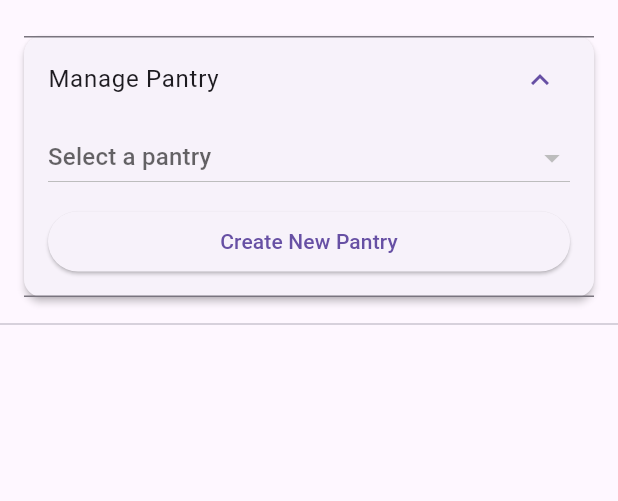
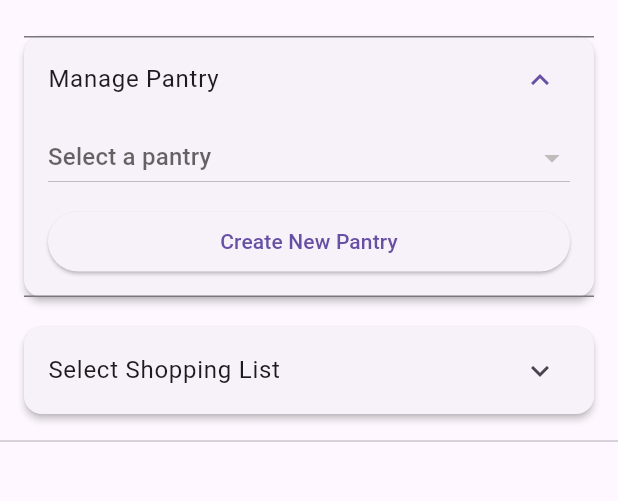
Before and after one commit to bustedchickn/mypantry, a Flutter app: the screen it shows once a user with an empty profile is signed in, after a tap on "Manage Pantry", on a phone screen of 412 x 824 dp, the part 63-564 px from its top. Run offline on Flutter 3.47's test engine with Material 3 defaults, Android fonts, the phone set to English and light mode, and no system bars; our stand-ins replace cloud_firestore, firebase_auth, firebase_core, qr_flutter, shared_preferences; missing offline and left inert: mobile_scanner; accounts and stored records are empty; network calls fail.

Commit message:
eating items

```diff
--- a/my_pantry/lib/pantry.dart
+++ b/my_pantry/lib/pantry.dart
@@ -19,6 +19,9 @@ class _PantryPageState extends State<PantryPage>
 
   List<Map<String, dynamic>> pantries = [];
   String? selectedListId;
+  List<Map<String, dynamic>> shoppingLists = [];
+  String? selectedShoppingListId;
+
   List<Map<String, dynamic>> items = [];
   Map<String, TextEditingController> controllerMap = {};
 
@@ -26,6 +29,7 @@ class _PantryPageState extends State<PantryPage>
   void initState() {
     super.initState();
     fetchPantries();
+    fetchShoppingLists();
 
     _rotationController = AnimationController(
       duration: const Duration(milliseconds: 600),
@@ -62,6 +66,22 @@ class _PantryPageState extends State<PantryPage>
     });
     fetchPantries();
   }
+  Future<void> fetchShoppingLists() async {
+  final userId = FirebaseAuth.instance.currentUser!.uid;
+  final snapshot = await _firestore
+      .collection('shoppingLists')
+      .where('sharedWith', arrayContains: userId)
+      .get();
+
+  setState(() {
+    shoppingLists =
+        snapshot.docs.map((doc) => {'id': doc.id, ...doc.data()}).toList();
+    if (shoppingLists.isNotEmpty && selectedShoppingListId == null) {
+      selectedShoppingListId = shoppingLists.first['id'];
+    }
+  });
+}
+
 
   Future<void> fetchPantries() async {
     try {
@@ -184,6 +204,47 @@ class _PantryPageState extends State<PantryPage>
     });
     listenToItems(listId);
   }
+
+  Future<void> moveCheckedToShoppingList() async {
+  final pantryId = selectedListId;
+  final shoppingListId = selectedShoppingListId;
+
+  if (pantryId == null || shoppingListId == null) return;
+
+  final checkedItems = items.where((item) => item['checked'] == true);
+
+  final batch = _firestore.batch();
+
+  for (final item in checkedItems) {
+    final itemId = item['id'];
+    final itemData = {
+      'item': item['item'],
+      'checked': false,
+      'order': FieldValue.increment(1),
+    };
+
+    // Add to shopping list
+    final shoppingItemRef = _firestore
+        .collection('shoppingLists')
+        .doc(shoppingListId)
+        .collection('items')
+        .doc();
+
+    batch.set(shoppingItemRef, itemData);
+
+    // Remove from pantry
+    final pantryItemRef = _firestore
+        .collection('Pantries')
+        .doc(pantryId)
+        .collection('items')
+        .doc(itemId);
+
+    batch.delete(pantryItemRef);
+  }
+
+  await batch.commit();
+}
+
 
   Future<void> updateItem(String listId, int index, String newText) async {
     final id = items[index]['id'];
@@ -526,6 +587,37 @@ class _PantryPageState extends State<PantryPage>
       ),
     ),
 
+    Padding(
+  padding: const EdgeInsets.symmetric(horizontal: 12.0, vertical: 6.0),
+  child: Card(
+    elevation: 2,
+    shape: RoundedRectangleBorder(borderRadius: BorderRadius.circular(12)),
+    child: ExpansionTile(
+      title: const Text('Select Shopping List'),
+      initiallyExpanded: false,
+      children: [
+        Padding(
+          padding: const EdgeInsets.symmetric(horizontal: 16.0),
+          child: DropdownButton<String>(
+            value: selectedShoppingListId,
+            hint: const Text('Select a shopping list'),
+            isExpanded: true,
+            items: shoppingLists.map((list) {
+              return DropdownMenuItem<String>(
+                value: list['id'],
+                child: Text(list['name'] ?? 'Unnamed List'),
+              );
+            }).toList(),
+            onChanged: (value) {
+              setState(() => selectedShoppingListId = value);
+            },
+          ),
+        ),
+      ],
+    ),
+  ),
+),
+
     const Divider(),
 
     // 📝 Pantry item list
@@ -582,6 +674,18 @@ class _PantryPageState extends State<PantryPage>
           child: const Text('Send Selected Ingredients'),
         ),
       ),
+
+    if (selectedListId != null && selectedShoppingListId != null)
+  Padding(
+    padding: const EdgeInsets.all(8.0),
+    child: ElevatedButton.icon(
+      icon: const Icon(Icons.shopping_cart),
+      label: const Text('Move Checked to Shopping List'),
+      onPressed: () => moveCheckedToShoppingList(),
+    ),
+  ),
+
+
   ],
 ),
 
--- a/my_pantry/lib/shopping.dart
+++ b/my_pantry/lib/shopping.dart
@@ -562,7 +562,7 @@ class _ShoppingListPageState extends State<ShoppingListPage> {
         child: ElevatedButton.icon(
           onPressed: moveCheckedItemsToPantry,
           icon: const Icon(Icons.move_to_inbox),
-          label: const Text('Move Checked to Pantry'),
+          label: const Text('Add Checked Items to Pantry'),
         ),
       ),
 
```
